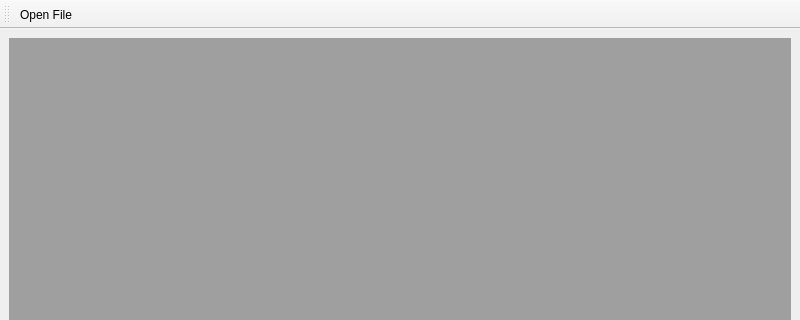
The window that ui/main_window.ui (Jhnn22/Qt_pdf_viewer) describes before a commit, drawn with Qt 5; both pictures show x 0 to 800 and y 0 to 320 of the 800 by 600 pixel window.
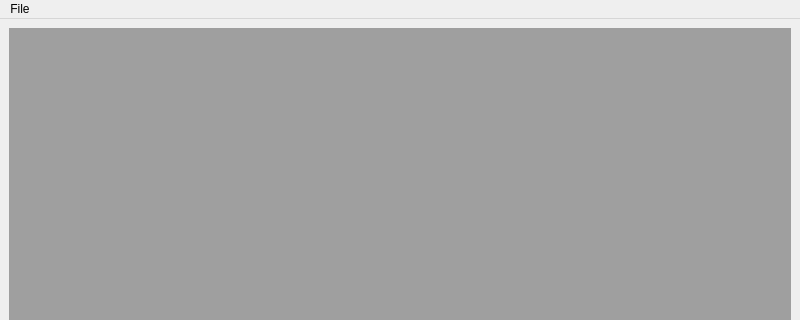
The same window after the commit.

```diff
--- a/ui/main_window.ui
+++ b/ui/main_window.ui
@@ -30,18 +30,23 @@
     </item>
    </layout>
   </widget>
-  <widget class="QStatusBar" name="statusbar"/>
-  <widget class="QToolBar" name="toolBar">
-   <property name="windowTitle">
-    <string>toolBar</string>
+  <widget class="QStatusBar" name="status_bar"/>
+  <widget class="QMenuBar" name="menu_bar">
+   <property name="geometry">
+    <rect>
+     <x>0</x>
+     <y>0</y>
+     <width>800</width>
+     <height>22</height>
+    </rect>
    </property>
-   <attribute name="toolBarArea">
-    <enum>TopToolBarArea</enum>
-   </attribute>
-   <attribute name="toolBarBreak">
-    <bool>false</bool>
-   </attribute>
-   <addaction name="action_open_file"/>
+   <widget class="QMenu" name="menu_file">
+    <property name="title">
+     <string>File</string>
+    </property>
+    <addaction name="action_open_file"/>
+   </widget>
+   <addaction name="menu_file"/>
   </widget>
   <action name="action_open_file">
    <property name="text">
```
Left out of the diff: 2 changed lines with no effect on the pictures.
